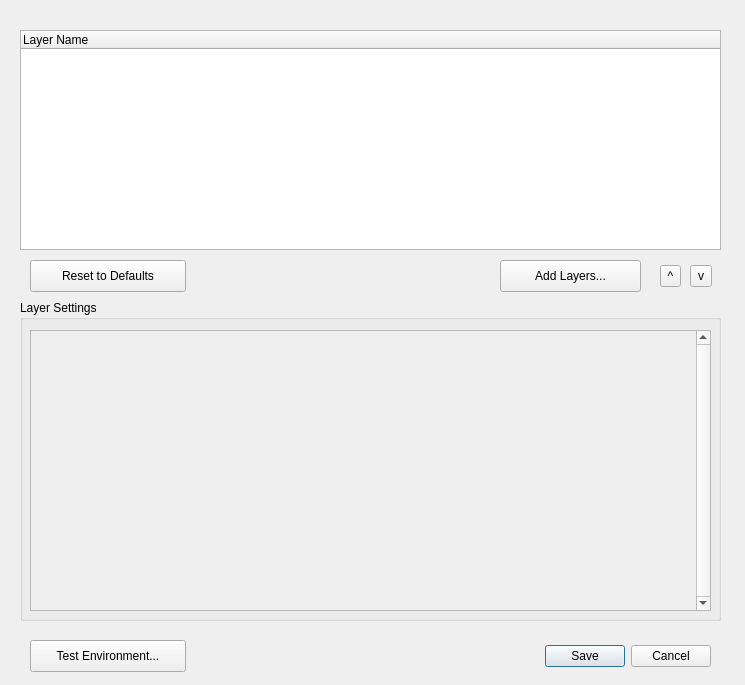
This is vkconfig/dlgprofileeditor.ui in LunarG/VulkanTools as Qt 5 draws it before an edit. The edited form follows.
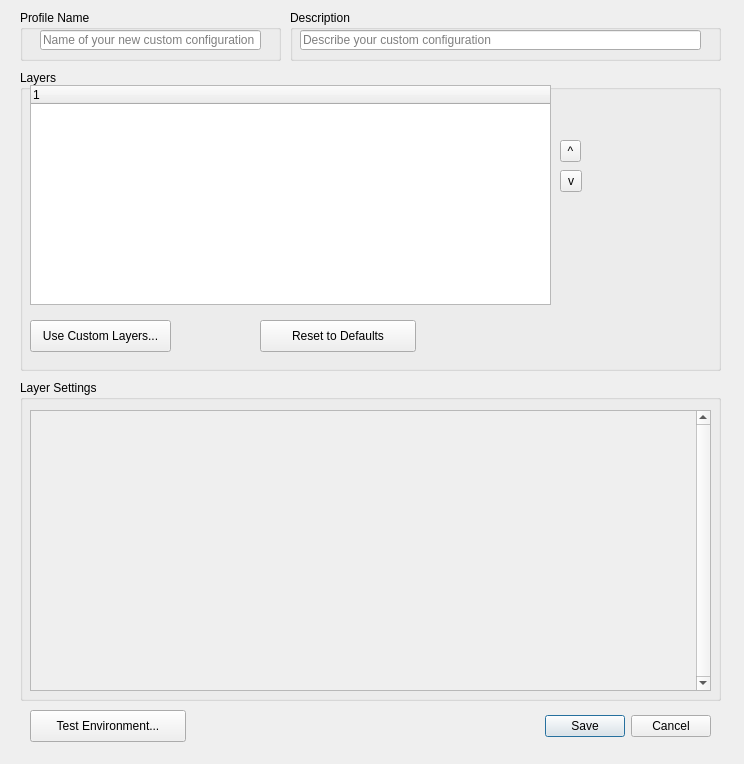
This is the edited form.

The edit to the form file:
```diff
--- a/vkconfig/dlgprofileeditor.ui
+++ b/vkconfig/dlgprofileeditor.ui
@@ -6,20 +6,20 @@
    <rect>
     <x>0</x>
     <y>0</y>
-    <width>745</width>
-    <height>685</height>
+    <width>744</width>
+    <height>764</height>
    </rect>
   </property>
   <property name="minimumSize">
    <size>
-    <width>745</width>
-    <height>685</height>
+    <width>0</width>
+    <height>0</height>
    </size>
   </property>
   <property name="maximumSize">
    <size>
-    <width>745</width>
-    <height>685</height>
+    <width>10000</width>
+    <height>10000</height>
    </size>
   </property>
   <property name="windowTitle">
@@ -29,7 +29,7 @@
    <property name="geometry">
     <rect>
      <x>250</x>
-     <y>640</y>
+     <y>710</y>
      <width>461</width>
      <height>32</height>
     </rect>
@@ -41,45 +41,11 @@
     <set>QDialogButtonBox::Cancel|QDialogButtonBox::Save</set>
    </property>
   </widget>
-  <widget class="QTreeWidget" name="layerTree">
-   <property name="geometry">
-    <rect>
-     <x>20</x>
-     <y>30</y>
-     <width>701</width>
-     <height>220</height>
-    </rect>
-   </property>
-   <property name="sizePolicy">
-    <sizepolicy hsizetype="Expanding" vsizetype="Preferred">
-     <horstretch>0</horstretch>
-     <verstretch>0</verstretch>
-    </sizepolicy>
-   </property>
-   <column>
-    <property name="text">
-     <string notr="true">Layer Name</string>
-    </property>
-   </column>
-  </widget>
-  <widget class="QPushButton" name="pushButtonResetLayers">
-   <property name="geometry">
-    <rect>
-     <x>30</x>
-     <y>260</y>
-     <width>156</width>
-     <height>32</height>
-    </rect>
-   </property>
-   <property name="text">
-    <string>Reset to Defaults</string>
-   </property>
-  </widget>
   <widget class="QPushButton" name="pushButtonLaunchTest">
    <property name="geometry">
     <rect>
      <x>30</x>
-     <y>640</y>
+     <y>710</y>
      <width>156</width>
      <height>32</height>
     </rect>
@@ -88,43 +54,11 @@
     <string>Test Environment...</string>
    </property>
   </widget>
-  <widget class="QToolButton" name="toolButtonDown">
-   <property name="geometry">
-    <rect>
-     <x>690</x>
-     <y>265</y>
-     <width>22</width>
-     <height>22</height>
-    </rect>
-   </property>
-   <property name="toolTip">
-    <string>Move Layer Down</string>
-   </property>
-   <property name="text">
-    <string>v</string>
-   </property>
-  </widget>
-  <widget class="QToolButton" name="toolButtonUp">
-   <property name="geometry">
-    <rect>
-     <x>660</x>
-     <y>265</y>
-     <width>21</width>
-     <height>22</height>
-    </rect>
-   </property>
-   <property name="toolTip">
-    <string>Move Layer Up</string>
-   </property>
-   <property name="text">
-    <string>^</string>
-   </property>
-  </widget>
   <widget class="QGroupBox" name="groupBoxSettings">
    <property name="geometry">
     <rect>
      <x>20</x>
-     <y>300</y>
+     <y>380</y>
      <width>701</width>
      <height>321</height>
     </rect>
@@ -162,18 +96,147 @@
     </widget>
    </widget>
   </widget>
-  <widget class="QPushButton" name="pushButtonAddLayers">
+  <widget class="QGroupBox" name="groupBox">
    <property name="geometry">
     <rect>
-     <x>500</x>
-     <y>260</y>
-     <width>141</width>
-     <height>32</height>
+     <x>20</x>
+     <y>10</y>
+     <width>261</width>
+     <height>51</height>
     </rect>
    </property>
-   <property name="text">
-    <string>Add Layers...</string>
+   <property name="title">
+    <string>Profile Name</string>
    </property>
+   <widget class="QLineEdit" name="lineEditName">
+    <property name="geometry">
+     <rect>
+      <x>20</x>
+      <y>20</y>
+      <width>221</width>
+      <height>20</height>
+     </rect>
+    </property>
+    <property name="text">
+     <string/>
+    </property>
+    <property name="placeholderText">
+     <string>Name of your new custom configuration</string>
+    </property>
+   </widget>
+  </widget>
+  <widget class="QGroupBox" name="groupBox_2">
+   <property name="geometry">
+    <rect>
+     <x>290</x>
+     <y>10</y>
+     <width>431</width>
+     <height>51</height>
+    </rect>
+   </property>
+   <property name="title">
+    <string>Description</string>
+   </property>
+   <widget class="QLineEdit" name="lineEditDesc">
+    <property name="geometry">
+     <rect>
+      <x>10</x>
+      <y>20</y>
+      <width>401</width>
+      <height>20</height>
+     </rect>
+    </property>
+    <property name="placeholderText">
+     <string>Describe your custom configuration</string>
+    </property>
+   </widget>
+  </widget>
+  <widget class="QGroupBox" name="groupBox_3">
+   <property name="geometry">
+    <rect>
+     <x>20</x>
+     <y>70</y>
+     <width>701</width>
+     <height>301</height>
+    </rect>
+   </property>
+   <property name="title">
+    <string>Layers</string>
+   </property>
+   <widget class="QToolButton" name="toolButtonDown">
+    <property name="geometry">
+     <rect>
+      <x>540</x>
+      <y>100</y>
+      <width>22</width>
+      <height>22</height>
+     </rect>
+    </property>
+    <property name="toolTip">
+     <string>Move Layer Down</string>
+    </property>
+    <property name="text">
+     <string>v</string>
+    </property>
+   </widget>
+   <widget class="QPushButton" name="pushButtonResetLayers">
+    <property name="geometry">
+     <rect>
+      <x>240</x>
+      <y>250</y>
+      <width>156</width>
+      <height>32</height>
+     </rect>
+    </property>
+    <property name="text">
+     <string>Reset to Defaults</string>
+    </property>
+   </widget>
+   <widget class="QToolButton" name="toolButtonUp">
+    <property name="geometry">
+     <rect>
+      <x>540</x>
+      <y>70</y>
+      <width>21</width>
+      <height>22</height>
+     </rect>
+    </property>
+    <property name="toolTip">
+     <string>Move Layer Up</string>
+    </property>
+    <property name="text">
+     <string>^</string>
+    </property>
+   </widget>
+   <widget class="QTreeWidget" name="layerTree">
+    <property name="geometry">
+     <rect>
+      <x>10</x>
+      <y>15</y>
+      <width>521</width>
+      <height>220</height>
+     </rect>
+    </property>
+    <property name="sizePolicy">
+     <sizepolicy hsizetype="Expanding" vsizetype="Preferred">
+      <horstretch>0</horstretch>
+      <verstretch>0</verstretch>
+     </sizepolicy>
+    </property>
+   </widget>
+   <widget class="QPushButton" name="pushButtonAddLayers">
+    <property name="geometry">
+     <rect>
+      <x>10</x>
+      <y>250</y>
+      <width>141</width>
+      <height>32</height>
+     </rect>
+    </property>
+    <property name="text">
+     <string>Use Custom Layers...</string>
+    </property>
+   </widget>
   </widget>
  </widget>
  <resources/>
```
Left out of the diff: 11 changed lines with no effect on the pictures.
